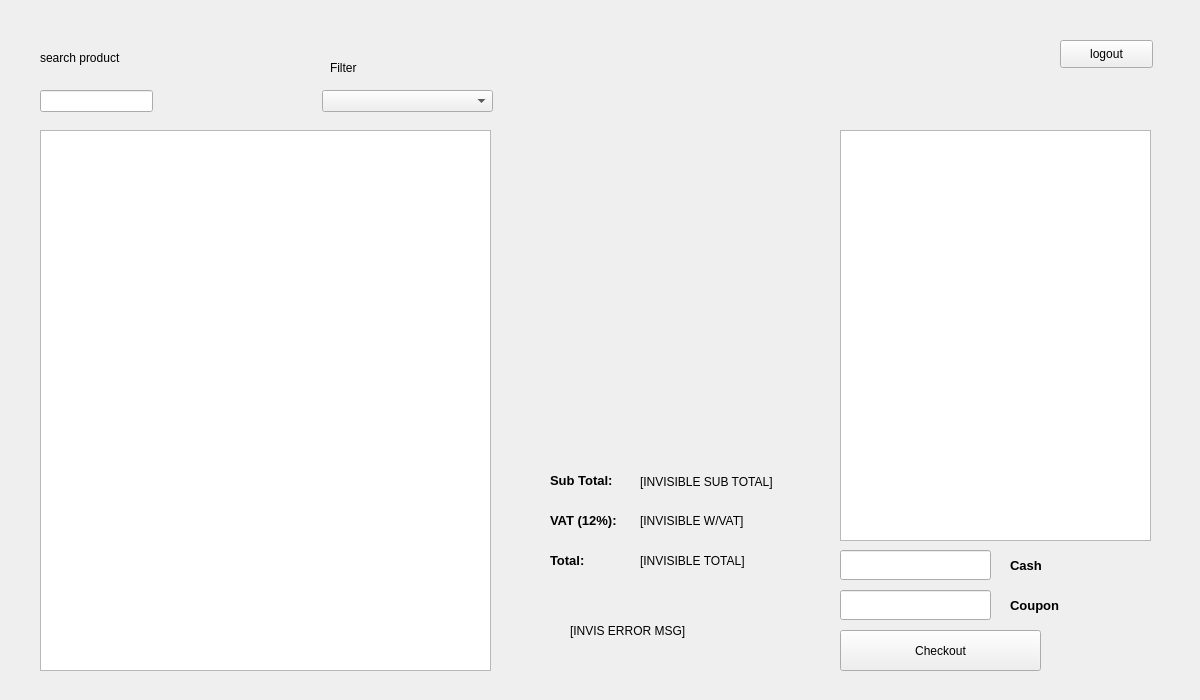
Old version of the form POS/UI/cashier.ui in the repository ReiZedlav/CSCC-21.1-Software-Engineering-1.
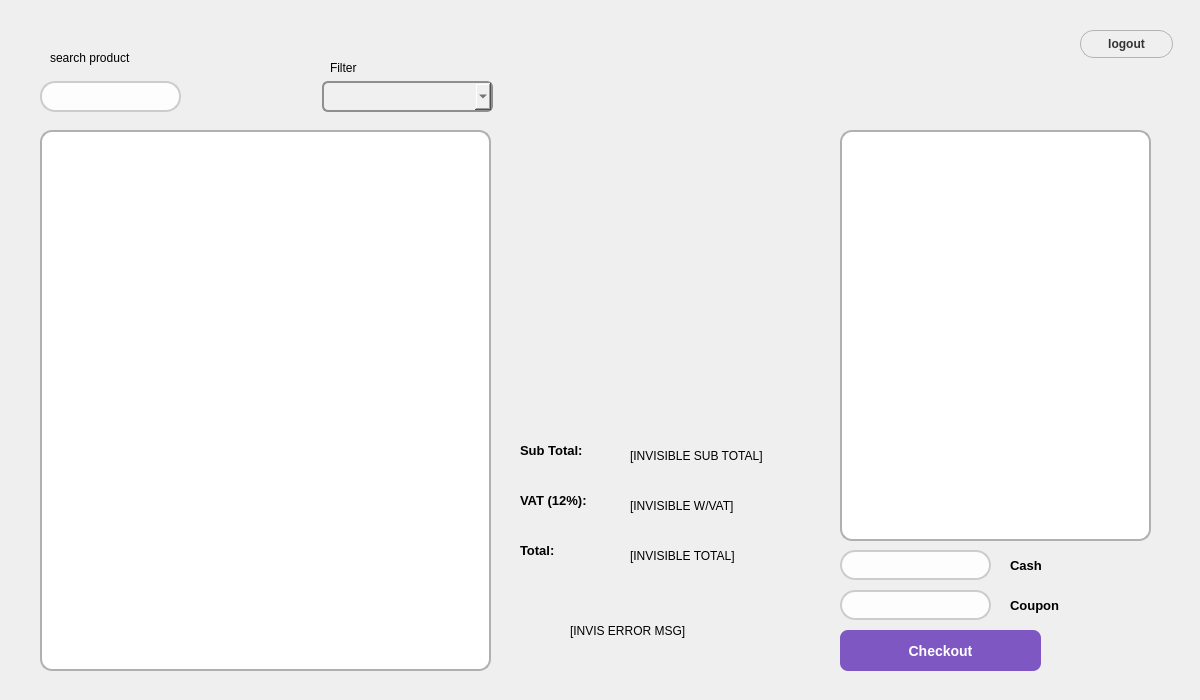
New version of the form. Icons and pictures are not drawn.

The edit to the form file:
```diff
--- a/POS/UI/cashier.ui
+++ b/POS/UI/cashier.ui
@@ -14,15 +14,50 @@
    <string>Login</string>
   </property>
   <widget class="QWidget" name="centralwidget">
+   <property name="styleSheet">
+    <string notr="true">QWidget#centralwidget {
+                background: qlineargradient(
+                    x1:0, y1:0, x2:0, y2:1,
+                    stop:0 #e0f7fa,       /* top: soft pastel cyan */
+                    stop:0.5 #f9f9f9,     /* middle: very light gray */
+                    stop:1 #ffffff        /* bottom: pure white */
+                );
+            }</string>
+   </property>
    <widget class="QPushButton" name="logoutButton">
     <property name="geometry">
      <rect>
-      <x>1060</x>
-      <y>40</y>
+      <x>1080</x>
+      <y>30</y>
       <width>93</width>
       <height>28</height>
      </rect>
     </property>
+    <property name="styleSheet">
+     <string notr="true">QPushButton {
+        background: qlineargradient(
+            x1:0, y1:0, x2:0, y2:1,
+            stop:0 #ffffff, stop:1 #e0e0e0
+        );
+        border: 1px solid #b3b3b3;
+        border-radius: 14px; /* half of height for fully rounded */
+        color: #333333;
+        font-weight: bold;
+        font-size: 12px;
+    }
+    QPushButton:hover {
+        background: qlineargradient(
+            x1:0, y1:0, x2:0, y2:1,
+            stop:0 #f2f2f2, stop:1 #d9d9d9
+        );
+    }
+    QPushButton:pressed {
+        background: qlineargradient(
+            x1:0, y1:0, x2:0, y2:1,
+            stop:0 #d9d9d9, stop:1 #bfbfbf
+        );
+    }</string>
+    </property>
     <property name="text">
      <string>logout</string>
     </property>
@@ -36,16 +71,63 @@
       <height>541</height>
      </rect>
     </property>
+    <property name="styleSheet">
+     <string notr="true">QTableWidget {
+        background-color: #ffffff;
+        border: 2px solid #b0b0b0;  /* soft gray border */
+        border-radius: 12px;         /* rounded corners */
+        gridline-color: #e0e0e0;     /* subtle grid lines */
+        padding: 5px;
+    }
+    QHeaderView::section {
+        background-color: #f5f5f5;   /* light header */
+        border: 1px solid #d0d0d0;
+        border-radius: 6px;          /* rounded header corners */
+        padding: 4px;
+        font-weight: bold;
+    }
+    QTableWidget::item {
+        padding: 6px;
+    }
+    QTableWidget::item:selected {
+        background-color: #cce7ff;  /* gentle selection color */
+        color: #000000;
+    }</string>
+    </property>
    </widget>
    <widget class="QComboBox" name="categoryBox">
     <property name="geometry">
      <rect>
       <x>322</x>
-      <y>90</y>
+      <y>81</y>
       <width>171</width>
-      <height>22</height>
+      <height>31</height>
      </rect>
     </property>
+    <property name="styleSheet">
+     <string notr="true">QComboBox {
+    border: 2px solid #8f8f91;
+    border-radius: 6px;
+    padding: 5px 10px;
+    min-width: 6em;
+    background-color: #f0f0f0;
+    color: #2b2b2b;
+    font-size: 14px;
+}
+
+QComboBox:hover {
+    border: 2px solid #5a9bd5;
+    background-color: #e6f2ff;
+}
+
+QComboBox QAbstractItemView {
+    border: 2px solid #8f8f91;
+    background-color: #ffffff;
+    selection-background-color: #5a9bd5;
+    selection-color: #ffffff;
+    outline: none;
+}</string>
+    </property>
    </widget>
    <widget class="QTableWidget" name="basketTable">
     <property name="geometry">
@@ -56,21 +138,58 @@
       <height>411</height>
      </rect>
     </property>
+    <property name="styleSheet">
+     <string notr="true">QTableWidget {
+        background-color: #ffffff;
+        border: 2px solid #b0b0b0;  /* soft gray border */
+        border-radius: 12px;         /* rounded corners */
+        gridline-color: #e0e0e0;     /* subtle grid lines */
+        padding: 5px;
+    }
+    QHeaderView::section {
+        background-color: #f5f5f5;   /* light header */
+        border: 1px solid #d0d0d0;
+        border-radius: 6px;          /* rounded header corners */
+        padding: 4px;
+        font-weight: bold;
+    }
+    QTableWidget::item {
+        padding: 6px;
+    }
+    QTableWidget::item:selected {
+        background-color: #cce7ff;  /* gentle selection color */
+        color: #000000;
+    }</string>
+    </property>
    </widget>
    <widget class="QLineEdit" name="searchForm">
     <property name="geometry">
      <rect>
       <x>40</x>
-      <y>90</y>
-      <width>113</width>
-      <height>22</height>
+      <y>81</y>
+      <width>141</width>
+      <height>31</height>
      </rect>
     </property>
+    <property name="styleSheet">
+     <string notr="true">QLineEdit {
+        border: 2px solid #cccccc;           /* soft gray border */
+        border-radius: 15px;                 /* very round corners */
+        padding: 6px 12px;                   /* comfortable spacing inside */
+        background-color: #fdfdfd;           /* very light background */
+        selection-background-color: #cce7ff; /* gentle blue selection */
+        font-size: 14px;                      /* slightly bigger text */
+    }
+    QLineEdit:focus {
+        border: 2px solid #7ab8f5;           /* highlight when focused */
+        background-color: #ffffff;
+    }</string>
+    </property>
    </widget>
    <widget class="QLabel" name="label">
     <property name="geometry">
      <rect>
-      <x>40</x>
+      <x>50</x>
       <y>50</y>
       <width>111</width>
       <height>16</height>
@@ -124,6 +243,20 @@
       <height>30</height>
      </rect>
     </property>
+    <property name="styleSheet">
+     <string notr="true">QLineEdit {
+        border: 2px solid #cccccc;           /* soft gray border */
+        border-radius: 15px;                 /* very round corners */
+        padding: 6px 12px;                   /* comfortable spacing inside */
+        background-color: #fdfdfd;           /* very light background */
+        selection-background-color: #cce7ff; /* gentle blue selection */
+        font-size: 14px;                      /* slightly bigger text */
+    }
+    QLineEdit:focus {
+        border: 2px solid #7ab8f5;           /* highlight when focused */
+        background-color: #ffffff;
+    }</string>
+    </property>
    </widget>
    <widget class="QPushButton" name="checkoutButton">
     <property name="geometry">
@@ -134,6 +267,23 @@
       <height>41</height>
      </rect>
     </property>
+    <property name="styleSheet">
+     <string notr="true">QPushButton {
+        background-color: #7e57c2;       /* friendly purple */
+        color: white;                     /* text color */
+        border: none;
+        border-radius: 8px;               /* moderately round */
+        padding: 8px 20px;                /* comfortable size */
+        font-size: 14px;
+        font-weight: bold;
+    }
+    QPushButton:hover {
+        background-color: #9575cd;       /* slightly lighter purple on hover */
+    }
+    QPushButton:pressed {
+        background-color: #5e35b1;       /* darker purple when pressed */
+    }</string>
+    </property>
     <property name="text">
      <string>Checkout</string>
     </property>
@@ -167,6 +317,20 @@
       <height>30</height>
      </rect>
     </property>
+    <property name="styleSheet">
+     <string notr="true">QLineEdit {
+        border: 2px solid #cccccc;           /* soft gray border */
+        border-radius: 15px;                 /* very round corners */
+        padding: 6px 12px;                   /* comfortable spacing inside */
+        background-color: #fdfdfd;           /* very light background */
+        selection-background-color: #cce7ff; /* gentle blue selection */
+        font-size: 14px;                      /* slightly bigger text */
+    }
+    QLineEdit:focus {
+        border: 2px solid #7ab8f5;           /* highlight when focused */
+        background-color: #ffffff;
+    }</string>
+    </property>
    </widget>
    <widget class="QLabel" name="label_5">
     <property name="geometry">
@@ -191,9 +355,9 @@
    <widget class="QLabel" name="subtotalLabel">
     <property name="geometry">
      <rect>
-      <x>550</x>
-      <y>460</y>
-      <width>81</width>
+      <x>520</x>
+      <y>430</y>
+      <width>91</width>
       <height>41</height>
      </rect>
     </property>
@@ -211,8 +375,8 @@
    <widget class="QLabel" name="subtotal">
     <property name="geometry">
      <rect>
-      <x>640</x>
-      <y>466</y>
+      <x>630</x>
+      <y>440</y>
       <width>141</width>
       <height>31</height>
      </rect>
@@ -237,9 +401,9 @@
    <widget class="QLabel" name="vatLabel">
     <property name="geometry">
      <rect>
-      <x>550</x>
-      <y>500</y>
-      <width>81</width>
+      <x>520</x>
+      <y>480</y>
+      <width>101</width>
       <height>41</height>
      </rect>
     </property>
@@ -257,8 +421,8 @@
    <widget class="QLabel" name="totalVat">
     <property name="geometry">
      <rect>
-      <x>640</x>
-      <y>505</y>
+      <x>630</x>
+      <y>490</y>
       <width>141</width>
       <height>31</height>
      </rect>
@@ -270,8 +434,8 @@
    <widget class="QLabel" name="totalLabel">
     <property name="geometry">
      <rect>
-      <x>550</x>
-      <y>540</y>
+      <x>520</x>
+      <y>530</y>
       <width>81</width>
       <height>41</height>
      </rect>
@@ -290,8 +454,8 @@
    <widget class="QLabel" name="total">
     <property name="geometry">
      <rect>
-      <x>640</x>
-      <y>545</y>
+      <x>630</x>
+      <y>540</y>
       <width>141</width>
       <height>31</height>
      </rect>
```
